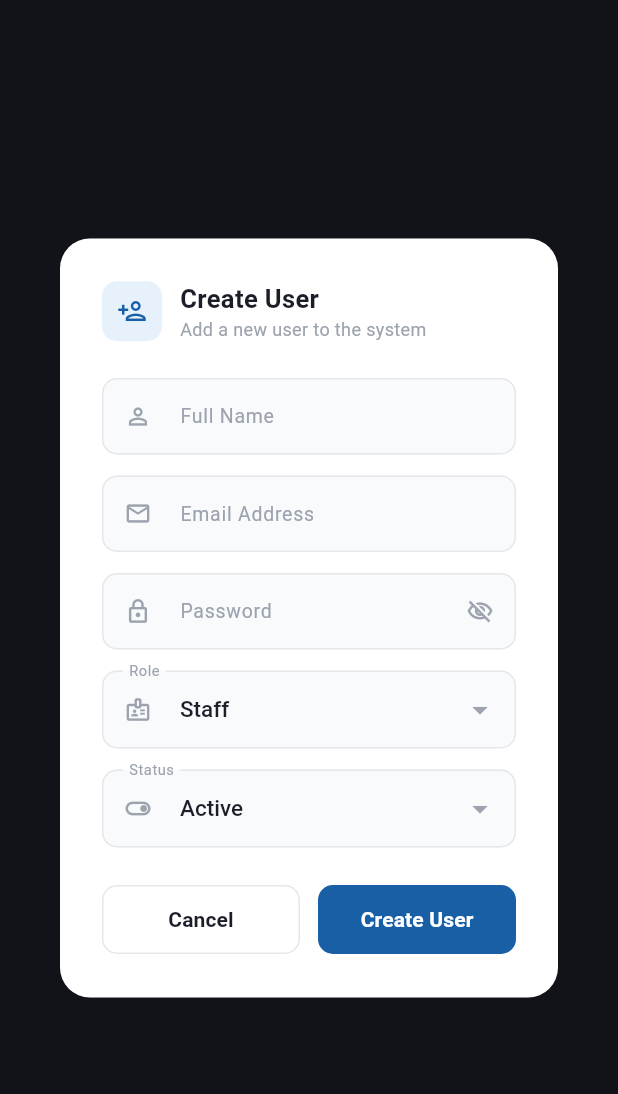
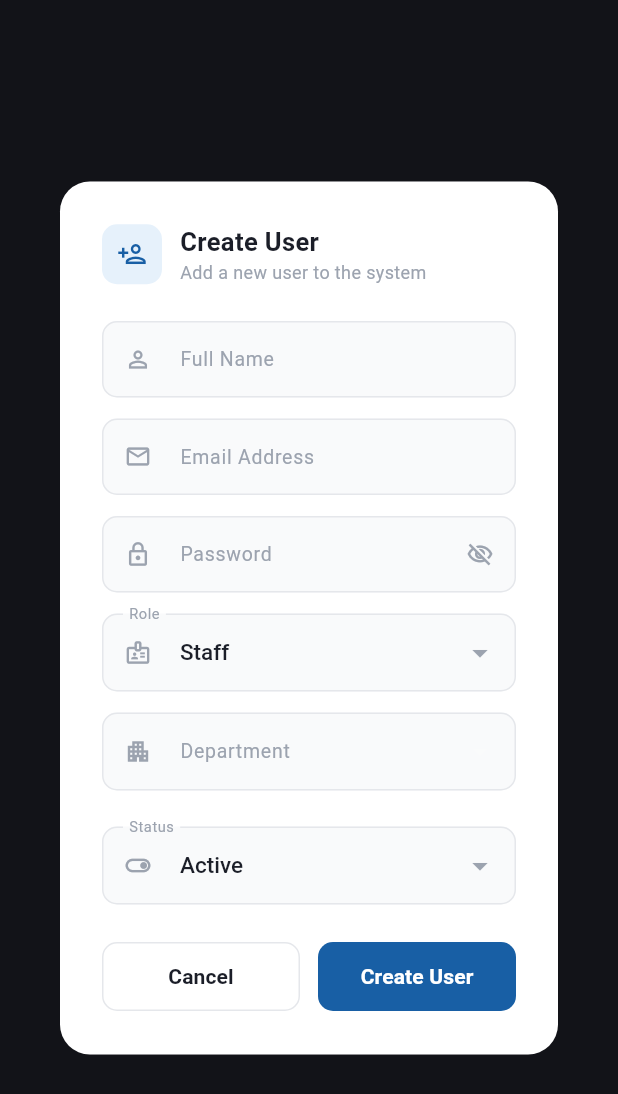
Before and after one commit to Cuna23/adastra_portal, a Flutter app: the CreateUDialog widget shown alone on an empty page, opened directly with empty values, on a phone screen of 412 x 824 dp. Shown: the top 1094 px of the screen. Run offline on Flutter 3.47's test engine with Material 3 defaults, Android fonts, the phone set to English and light mode, and no system bars; our stand-ins replace file_picker, fl_chart; missing offline and left inert: excel, universal_html; accounts and stored records are empty; network calls fail.

Commit message:
user detail

```diff
--- a/lib/app/module/user/model/user_model.dart
+++ b/lib/app/module/user/model/user_model.dart
@@ -5,6 +5,7 @@ class UserModel {
   final String role;
   final String status;
   final int? departmentId;
+  final String? departmentName;
 
   UserModel({
     required this.id,
@@ -13,6 +14,7 @@ class UserModel {
     required this.role,
     required this.status,
     this.departmentId,
+    this.departmentName,
   });
 
   factory UserModel.fromJson(Map<String, dynamic> json) {
@@ -22,7 +24,7 @@ class UserModel {
       email: json['email'],
       role: json['role'],
       status: json['status'],
-      departmentId: json['department_id'],
+      departmentName: json['department']?['department_name'],
     );
   }
 
--- a/lib/app/module/user/view model/user_vm.dart
+++ b/lib/app/module/user/view model/user_vm.dart
@@ -1,12 +1,19 @@
+import 'dart:convert';
 import 'package:adastra_portal/app/module/user/model/user_model.dart';
 import 'package:adastra_portal/app/module/user/services/user_services.dart';
 import 'package:flutter/material.dart';
+import 'package:http/http.dart' as http;
+import '../model/department_model.dart';
+
 
 
 class UserViewModel extends ChangeNotifier {
   final UserService _service = UserService();
 
+  static const String _base = 'http://127.0.0.1:8000/api';
+
   List<UserModel> users = [];
+  List<DepartmentModel> departments = [];
   bool isLoading = false;
 
   Future<void> fetchUsers(String token) async {
@@ -17,6 +24,22 @@ class UserViewModel extends ChangeNotifier {
 
     isLoading = false;
     notifyListeners();
+  }
+
+  Future<void> fetchDepartments(String token) async {
+    final res = await http.get(
+      Uri.parse('$_base/departments'),
+      headers: {
+        'Authorization': 'Bearer $token',
+        'Accept': 'application/json',
+      },
+    );
+
+    if (res.statusCode == 200) {
+      final data = jsonDecode(res.body) as List;
+      departments = data.map((e) => DepartmentModel.fromJson(e)).toList();
+      notifyListeners();
+    }
   }
 
   Future<void> addUser(UserModel user, String password, String token) async {
--- a/lib/app/module/user/view/widget/createU_dialog.dart
+++ b/lib/app/module/user/view/widget/createU_dialog.dart
@@ -22,6 +22,14 @@ class _CreateUDialogState extends State<CreateUDialog> {
   String status = "active";
   int? departmentId;
   bool _obscurePassword = true; // [NEW] toggle password visibility
+
+  @override
+  void initState() {
+    super.initState();
+    Future.microtask(() {
+      context.read<UserViewModel>().fetchDepartments(widget.token);
+    });
+  }
 
   // [NEW] Allowed email domains
   static const _allowedDomains = ['@adastra.com.my', '@adastraip.com'];
@@ -74,9 +82,10 @@ class _CreateUDialogState extends State<CreateUDialog> {
 
   @override
   Widget build(BuildContext context) {
-    final vm = context.read<UserViewModel>();
+    return Consumer<UserViewModel>(
+      builder: (context, vm, _) {
+        return Dialog(
 
-    return Dialog(
       // [CHANGED] Replaced AlertDialog with custom Dialog for modern look
       shape: RoundedRectangleBorder(borderRadius: BorderRadius.circular(20)),
       child: Container(
@@ -224,6 +233,29 @@ class _CreateUDialogState extends State<CreateUDialog> {
                     ),
                     const SizedBox(height: 14),
 
+                    // Department dropdown
+                    DropdownButtonFormField<int>(
+                      iconEnabledColor: _textMuted,
+                      style: const TextStyle(
+                        color: _textPrimary,
+                        fontSize: 15,
+                        fontWeight: FontWeight.w500,
+                      ),
+                      value: departmentId,
+                      decoration: _fieldDecoration('Department',
+                          icon: Icons.apartment_outlined),
+                      dropdownColor: Colors.white,
+                      borderRadius: BorderRadius.circular(12),
+                      items: vm.departments.map((dept) {
+                        return DropdownMenuItem<int>(
+                          value: dept.id,
+                          child: Text(dept.departmentName),
+                        );
+                      }).toList(),
+                      onChanged: (v) => setState(() => departmentId = v),
+                    ),
+                    const SizedBox(height: 24),
+
                     // [CHANGED] Status dropdown styled
                     DropdownButtonFormField<String>(
                       iconEnabledColor: _textMuted,
@@ -307,6 +339,8 @@ class _CreateUDialogState extends State<CreateUDialog> {
           ),
         ),
       ),
+      );
+      },
     );
   }
-}
+  }
```
Also changed, not shown: lib/app/module/user/view/widget/cloneU_dialog.dart (+32 -4 lines), lib/app/module/user/view/widget/editU_dialog.dart (+31 -4 lines), lib/app/module/user/view/widget/tableU.dart (+19 -1 lines), lib/app/module/user/view/widget/viewU_dialog.dart (added, +244 -0 lines).
